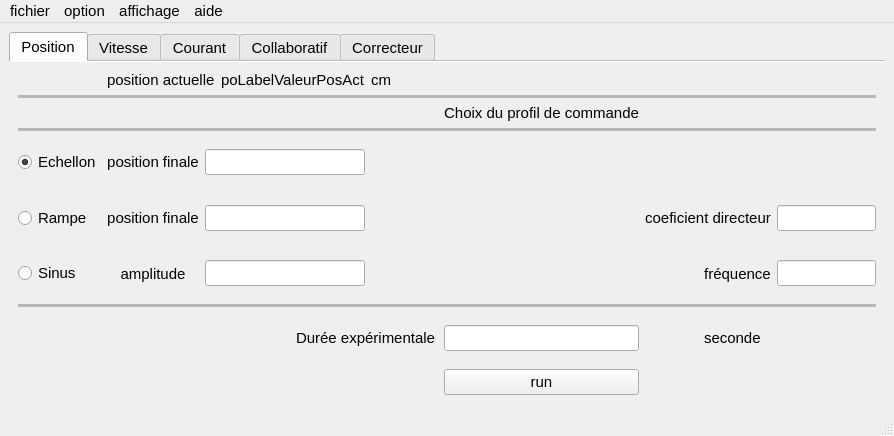
This is interface.ui in MascarPun/Logiciel_projet_long_commande_collaborative as Qt 5 draws it before an edit. The edited form follows.
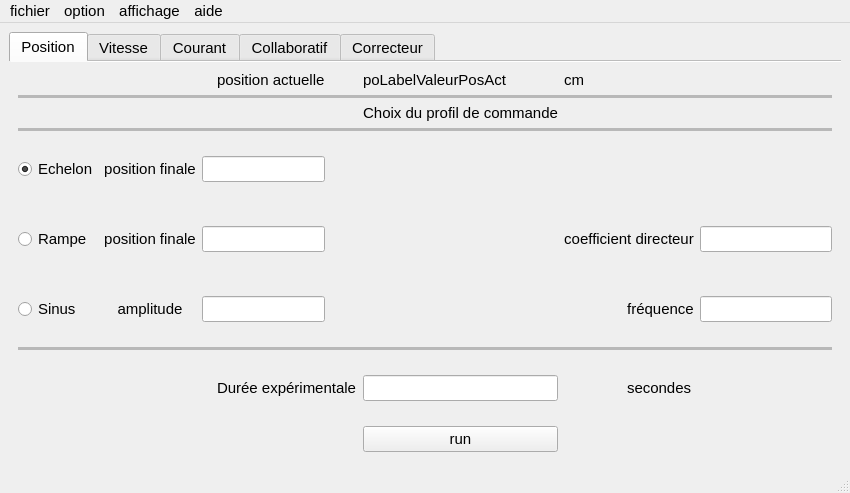
This is the edited form.

```diff
--- a/interface.ui
+++ b/interface.ui
@@ -6,8 +6,8 @@
    <rect>
     <x>0</x>
     <y>0</y>
-    <width>894</width>
-    <height>436</height>
+    <width>850</width>
+    <height>493</height>
    </rect>
   </property>
   <property name="font">
@@ -111,7 +111,7 @@
         <item row="4" column="0" colspan="2">
          <widget class="QRadioButton" name="radioButton">
           <property name="text">
-           <string>Echellon</string>
+           <string>Echelon</string>
           </property>
           <property name="checked">
            <bool>true</bool>
@@ -167,7 +167,7 @@
         <item row="5" column="8" colspan="2">
          <widget class="QLabel" name="label_8">
           <property name="text">
-           <string>coeficient directeur</string>
+           <string>coefficient directeur</string>
           </property>
           <property name="alignment">
            <set>Qt::AlignCenter</set>
@@ -177,7 +177,7 @@
         <item row="8" column="9">
          <widget class="QLabel" name="label_14">
           <property name="text">
-           <string>seconde</string>
+           <string>secondes</string>
           </property>
          </widget>
         </item>
@@ -229,13 +229,6 @@
           </property>
          </widget>
         </item>
-        <item row="0" column="2" colspan="2">
-         <widget class="QLabel" name="label">
-          <property name="text">
-           <string>position actuelle</string>
-          </property>
-         </widget>
-        </item>
         <item row="2" column="7">
          <widget class="QLabel" name="label_2">
           <property name="text">
@@ -265,20 +258,6 @@
           </property>
          </widget>
         </item>
-        <item row="0" column="6">
-         <widget class="QLabel" name="label_3">
-          <property name="text">
-           <string>cm</string>
-          </property>
-         </widget>
-        </item>
-        <item row="0" column="4" colspan="2">
-         <widget class="QLabel" name="poLabelValeurPosAct">
-          <property name="text">
-           <string>poLabelValeurPosAct</string>
-          </property>
-         </widget>
-        </item>
         <item row="1" column="0" colspan="11">
          <widget class="Line" name="line">
           <property name="autoFillBackground">
@@ -298,6 +277,22 @@
           </property>
          </widget>
         </item>
+        <item row="8" column="10">
+         <spacer name="verticalSpacer_4">
+          <property name="orientation">
+           <enum>Qt::Vertical</enum>
+          </property>
+          <property name="sizeType">
+           <enum>QSizePolicy::Expanding</enum>
+          </property>
+          <property name="sizeHint" stdset="0">
+           <size>
+            <width>20</width>
+            <height>40</height>
+           </size>
+          </property>
+         </spacer>
+        </item>
         <item row="4" column="7">
          <spacer name="verticalSpacer">
           <property name="orientation">
@@ -337,21 +332,26 @@
           </property>
          </spacer>
         </item>
-        <item row="8" column="10">
-         <spacer name="verticalSpacer_4">
-          <property name="orientation">
-           <enum>Qt::Vertical</enum>
+        <item row="0" column="8">
+         <widget class="QLabel" name="label_3">
+          <property name="text">
+           <string>cm</string>
           </property>
-          <property name="sizeType">
-           <enum>QSizePolicy::Expanding</enum>
+         </widget>
+        </item>
+        <item row="0" column="7">
+         <widget class="QLabel" name="poLabelValeurPosAct">
+          <property name="text">
+           <string>poLabelValeurPosAct</string>
           </property>
-          <property name="sizeHint" stdset="0">
-           <size>
-            <width>20</width>
-            <height>40</height>
-           </size>
+         </widget>
+        </item>
+        <item row="0" column="5">
+         <widget class="QLabel" name="label">
+          <property name="text">
+           <string>position actuelle</string>
           </property>
-         </spacer>
+         </widget>
         </item>
        </layout>
       </widget>
@@ -393,7 +393,7 @@
     <rect>
      <x>0</x>
      <y>0</y>
-     <width>894</width>
+     <width>850</width>
      <height>26</height>
     </rect>
    </property>
```
